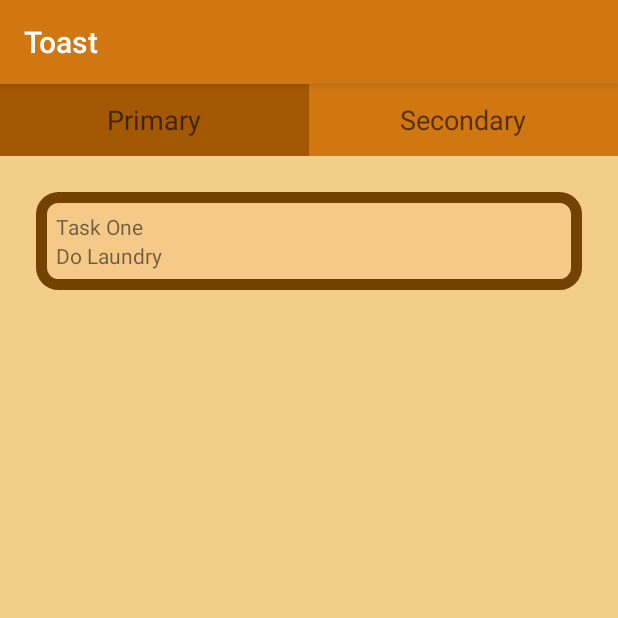
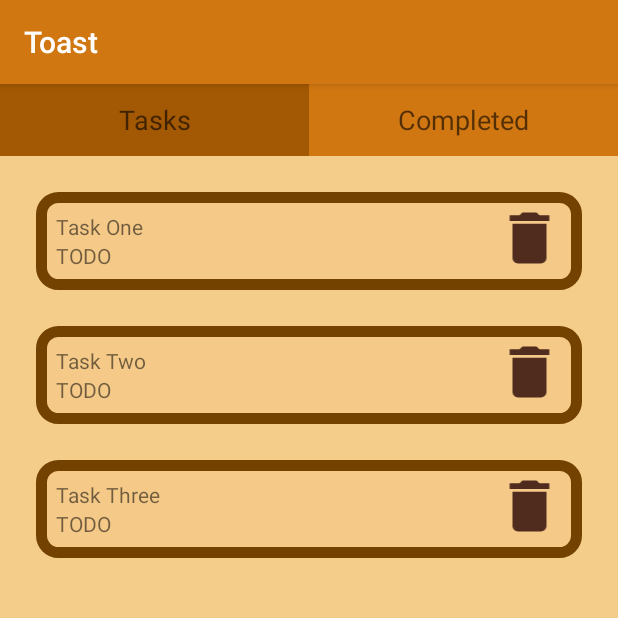
Before and after one commit to jwbessett/IM361android, an Android app: the screen it shows after launch (MainActivity), tab 2 chosen, on a phone screen of 412 x 824 dp, the top half of it. Run offline under Robolectric (Android 15) with nearby library versions, the phone set to English and light mode, and no system bars.

Commit message:
Attempting to differ "Tasks" and "Completed" pages as well as add a remove to completed tasks

```diff
--- a/app/src/main/java/com/example/toast/MainActivity.kt
+++ b/app/src/main/java/com/example/toast/MainActivity.kt
@@ -1,16 +1,10 @@
 package com.example.toast
 
 import android.os.Bundle
-import android.view.View
-import android.widget.Button
-import android.widget.TextView
 import androidx.appcompat.app.AppCompatActivity
 import androidx.fragment.app.Fragment
 import androidx.fragment.app.FragmentActivity
-import androidx.fragment.app.FragmentStatePagerAdapter
 import androidx.viewpager2.adapter.FragmentStateAdapter
-import kotlinx.android.synthetic.main.activity_main.*
-import java.lang.System.console
 import androidx.viewpager2.widget.ViewPager2
 import com.google.android.material.tabs.TabLayout
 import com.google.android.material.tabs.TabLayoutMediator
@@ -28,15 +22,15 @@ class MainActivity : AppCompatActivity() {
         val adapter = MainActivityPagerAdapter(this)
         viewPager.adapter = adapter
 
-        val tabLayout = findViewById<TabLayout>(R.id.tabLayout2)
+        val tabLayout = findViewById<TabLayout>(R.id.tabLayout)
 
         TabLayoutMediator(tabLayout, viewPager) {tab, position ->
             if (position == 0) {
-                tab.text = "Primary"
+                tab.text = "Tasks"
             }
 
             if (position == 1) {
-                tab.text = "Secondary"
+                tab.text = "Completed"
             }
         }.attach()
     }
@@ -50,7 +44,7 @@ class MainActivity : AppCompatActivity() {
             if (position == 0) {
                 return TaskListFragment()
             }
-            return SecTaskListFragment()
+            return TaskDoneListFragment()
         }
 
     }
--- /dev/null
+++ b/app/src/main/java/com/example/toast/TaskDoneListFragment.kt
@@ -0,0 +1,47 @@
+package com.example.toast
+
+import android.os.Bundle
+import android.view.LayoutInflater
+import android.view.View
+import android.view.ViewGroup
+import android.widget.Toast
+import androidx.fragment.app.Fragment
+import androidx.recyclerview.widget.LinearLayoutManager
+import androidx.recyclerview.widget.RecyclerView
+import com.google.android.material.floatingactionbutton.FloatingActionButton
+
+class TaskDoneListFragment : Fragment() {
+    lateinit var recyclerView: RecyclerView
+    lateinit var recycler: GeneralRecycler<*, *>
+
+    val tasks = mutableListOf(
+        Task("Task One"),
+        Task("Task Two"),
+        Task("Task Three")
+    )
+
+    override fun onCreateView(
+        inflater: LayoutInflater,
+        container: ViewGroup?,
+        savedInstanceState: Bundle?
+    ): View? {
+        return inflater.inflate(R.layout.fragment_task_done_list, container, false)
+    }
+
+    override fun onViewCreated(view: View, savedInstanceState: Bundle?) {
+        super.onViewCreated(view, savedInstanceState)
+
+        recyclerView = view.findViewById(R.id.recycler_view)
+
+        recycler = GeneralRecycler<TaskItemView, Task>(
+            context!!, recyclerView, R.layout.view_task_done_item, tasks) { itemView, item ->
+            itemView.textView.text = item.name
+        }
+    }
+
+    fun removeTask(tasks: Task): Boolean {
+        return true
+    }
+
+    data class Task(val name: String)
+}
--- a/app/src/main/java/com/example/toast/TaskListFragment.kt
+++ b/app/src/main/java/com/example/toast/TaskListFragment.kt
@@ -6,7 +6,6 @@ import android.view.View
 import android.view.ViewGroup
 import android.widget.Toast
 import androidx.fragment.app.Fragment
-import androidx.recyclerview.widget.LinearLayoutManager
 import androidx.recyclerview.widget.RecyclerView
 import com.google.android.material.floatingactionbutton.FloatingActionButton
 
@@ -19,7 +18,7 @@ class TaskListFragment : Fragment() {
         container: ViewGroup?,
         savedInstanceState: Bundle?
     ): View? {
-        return inflater.inflate(R.layout.fragmet_task_list, container, false)
+        return inflater.inflate(R.layout.fragment_task_list, container, false)
     }
 
     override fun onViewCreated(view: View, savedInstanceState: Bundle?) {
--- a/app/src/main/java/com/example/toast/sec_task_list.kt
+++ /dev/null
@@ -1,17 +0,0 @@
-package com.example.toast
-
-import android.os.Bundle
-import android.view.LayoutInflater
-import android.view.View
-import android.view.ViewGroup
-import androidx.fragment.app.Fragment
-
-class SecTaskListFragment : Fragment() {
-    override fun onCreateView(
-        inflater: LayoutInflater,
-        container: ViewGroup?,
-        savedInstanceState: Bundle?
-    ): View? {
-        return inflater.inflate(R.layout.fragment_sec_task_list, container, false)
-    }
-}
--- /dev/null
+++ b/app/src/main/res/drawable/ic_check_black_24dp.xml
@@ -0,0 +1,5 @@
+<vector android:height="24dp" android:tint="#4F2C1D"
+    android:viewportHeight="24.0" android:viewportWidth="24.0"
+    android:width="24dp" xmlns:android="http://schemas.android.com/apk/res/android">
+    <path android:fillColor="#FF000000" android:pathData="M9,16.17L4.83,12l-1.42,1.41L9,19 21,7l-1.41,-1.41z"/>
+</vector>
--- /dev/null
+++ b/app/src/main/res/drawable/ic_delete_black_24dp.xml
@@ -0,0 +1,5 @@
+<vector android:height="24dp" android:tint="#4F2C1D"
+    android:viewportHeight="24.0" android:viewportWidth="24.0"
+    android:width="24dp" xmlns:android="http://schemas.android.com/apk/res/android">
+    <path android:fillColor="#FF000000" android:pathData="M6,19c0,1.1 0.9,2 2,2h8c1.1,0 2,-0.9 2,-2V7H6v12zM19,4h-3.5l-1,-1h-5l-1,1H5v2h14V4z"/>
+</vector>
--- a/app/src/main/res/layout/activity_main.xml
+++ b/app/src/main/res/layout/activity_main.xml
@@ -8,7 +8,7 @@
     tools:context=".MainActivity">
 
     <com.google.android.material.tabs.TabLayout
-        android:id="@+id/tabLayout2"
+        android:id="@+id/tabLayout"
         android:layout_width="match_parent"
         android:layout_height="wrap_content"
         app:layout_constraintTop_toTopOf="parent"
@@ -21,12 +21,12 @@
         <com.google.android.material.tabs.TabItem
             android:layout_width="wrap_content"
             android:layout_height="wrap_content"
-            android:text="Primary" />
+            android:text="@string/tasks" />
 
         <com.google.android.material.tabs.TabItem
             android:layout_width="wrap_content"
             android:layout_height="wrap_content"
-            android:text="Secondary" />
+            android:text="@string/done" />
 
     </com.google.android.material.tabs.TabLayout>
 
@@ -37,6 +37,6 @@
         app:layout_constraintBottom_toBottomOf="parent"
         app:layout_constraintEnd_toEndOf="parent"
         app:layout_constraintStart_toStartOf="parent"
-        app:layout_constraintTop_toBottomOf="@+id/tabLayout2" />
+        app:layout_constraintTop_toBottomOf="@+id/tabLayout" />
 
 </androidx.constraintlayout.widget.ConstraintLayout>
--- a/app/src/main/res/layout/dialog_task_entry.xml
+++ b/app/src/main/res/layout/dialog_task_entry.xml
@@ -8,10 +8,11 @@
 
     <EditText
         android:id="@+id/editText2"
-        android:layout_width="wrap_content"
+        android:layout_width="0dp"
         android:layout_height="wrap_content"
         android:layout_weight="1"
         android:ems="10"
-        android:hint="Enter Task"
-        android:inputType="textPersonName" />
+        android:hint="@string/enter_task"
+        android:inputType="textPersonName"
+        android:autofillHints="" />
 </LinearLayout>
--- /dev/null
+++ b/app/src/main/res/layout/fragment_task_done_list.xml
@@ -0,0 +1,22 @@
+<?xml version="1.0" encoding="utf-8"?>
+<androidx.constraintlayout.widget.ConstraintLayout xmlns:android="http://schemas.android.com/apk/res/android"
+    xmlns:app="http://schemas.android.com/apk/res-auto"
+    android:layout_width="match_parent"
+    android:layout_height="match_parent"
+
+    xmlns:tools="http://schemas.android.com/tools">
+
+    <RelativeLayout
+        android:layout_width="match_parent"
+        android:layout_height="0dp"
+        app:layout_constraintBottom_toBottomOf="parent"
+        app:layout_constraintEnd_toEndOf="parent"
+        app:layout_constraintStart_toStartOf="parent"
+        app:layout_constraintTop_toTopOf="parent">
+
+        <androidx.recyclerview.widget.RecyclerView
+            android:id="@+id/recycler_view"
+            android:layout_width="match_parent"
+            android:layout_height="wrap_content" />
+    </RelativeLayout>
+</androidx.constraintlayout.widget.ConstraintLayout>
--- a/app/src/main/res/layout/fragment_sec_task_list.xml
+++ b/app/src/main/res/layout/view_task_done_item.xml
@@ -1,28 +1,27 @@
 <?xml version="1.0" encoding="utf-8"?>
-<androidx.constraintlayout.widget.ConstraintLayout
-    xmlns:android="http://schemas.android.com/apk/res/android"
+<com.example.toast.TaskItemView xmlns:android="http://schemas.android.com/apk/res/android"
     xmlns:app="http://schemas.android.com/apk/res-auto"
     xmlns:tools="http://schemas.android.com/tools"
     android:layout_width="match_parent"
-    android:layout_height="match_parent">
+    android:layout_height="wrap_content">
 
     <LinearLayout
         android:id="@+id/linearLayout"
         android:layout_width="match_parent"
-        android:layout_height="0dp"
+        android:layout_height="wrap_content"
         android:layout_marginStart="24dp"
         android:layout_marginTop="24dp"
         android:layout_marginEnd="24dp"
+        android:background="@drawable/shape"
         android:orientation="horizontal"
         android:padding="8dp"
         android:visibility="visible"
         app:layout_constraintEnd_toEndOf="parent"
         app:layout_constraintStart_toStartOf="parent"
-        app:layout_constraintTop_toTopOf="parent"
-        android:background="@drawable/shape">
+        app:layout_constraintTop_toTopOf="parent">
 
         <LinearLayout
-            android:layout_width="wrap_content"
+            android:layout_width="294dp"
             android:layout_height="wrap_content"
             android:layout_gravity="center"
             android:orientation="vertical"
@@ -32,16 +31,26 @@
                 android:id="@+id/task_text_view"
                 android:layout_width="wrap_content"
                 android:layout_height="wrap_content"
-                android:text="Task One" />
+                android:text="@android:string/defaultMsisdnAlphaTag" />
 
             <TextView
                 android:id="@+id/textView2"
                 android:layout_width="wrap_content"
                 android:layout_height="wrap_content"
-                android:text="Do Laundry" />
+                android:text="@string/todo" />
 
         </LinearLayout>
 
+        <ImageView
+            android:id="@+id/check_button"
+            android:layout_width="0dp"
+            android:layout_height="45dp"
+            android:layout_weight="1"
+            android:baselineAligned="false"
+            android:onClick="removeTask"
+            android:src="@drawable/ic_delete_black_24dp"
+            android:contentDescription="@string/todo" />
+
     </LinearLayout>
 
-</androidx.constraintlayout.widget.ConstraintLayout>
+</com.example.toast.TaskItemView>
--- a/app/src/main/res/layout/view_task_item.xml
+++ b/app/src/main/res/layout/view_task_item.xml
@@ -21,7 +21,7 @@
         app:layout_constraintTop_toTopOf="parent">
 
         <LinearLayout
-            android:layout_width="wrap_content"
+            android:layout_width="294dp"
             android:layout_height="wrap_content"
             android:layout_gravity="center"
             android:orientation="vertical"
@@ -41,6 +41,17 @@
 
         </LinearLayout>
 
+        <ImageView
+            android:id="@+id/check_button"
+            android:layout_width="0dp"
+            android:layout_height="45dp"
+            android:layout_weight="1"
+            android:baselineAligned="false"
+            android:contentDescription="@string/todo"
+            android:onClick="removeitem"
+            android:src="@drawable/ic_delete_black_24dp"
+            app:srcCompat="@drawable/ic_check_black_24dp" />
+
     </LinearLayout>
 
 </com.example.toast.TaskItemView>
--- a/app/src/main/res/values/strings.xml
+++ b/app/src/main/res/values/strings.xml
@@ -1,4 +1,7 @@
 <resources>
     <string name="app_name">Toast</string>
+    <string name="enter_task">Enter Task</string>
     <string name="todo">TODO</string>
+    <string name="done">Done</string>
+    <string name="tasks">Tasks</string>
 </resources>
```
Also changed, not shown: app/src/main/res/layout/fragment_task_list.xml (renamed from app/src/main/res/layout/fragmet_task_list.xml).
